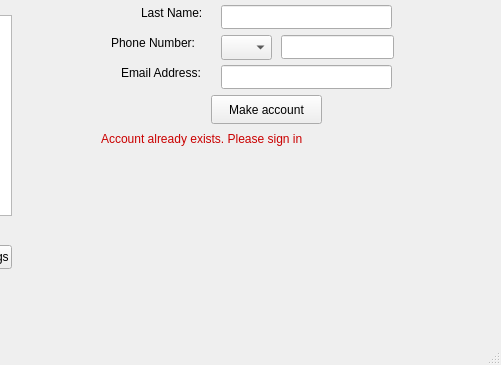
First picture: the form in SquareHackathon/mainwindow.ui, repository rbrueda/System-of-Style, before the edit; both pictures show x 299 to 800 and y 235 to 600 of the 800 by 600 pixel window.
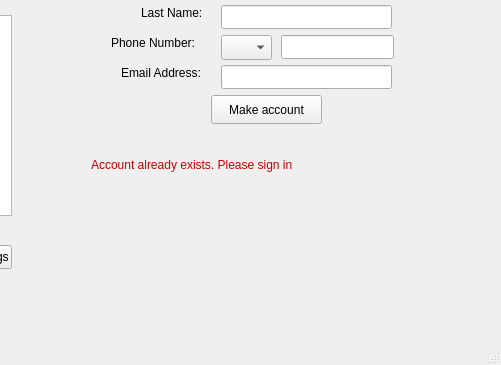
Second picture: the form after the edit. The open tabs and pages were chosen to show the change.

The edit to the form file:
```diff
--- a/SquareHackathon/mainwindow.ui
+++ b/SquareHackathon/mainwindow.ui
@@ -492,10 +492,10 @@
         </property>
         <property name="geometry">
          <rect>
-          <x>20</x>
-          <y>299</y>
-          <width>261</width>
-          <height>41</height>
+          <x>10</x>
+          <y>300</y>
+          <width>341</width>
+          <height>81</height>
          </rect>
         </property>
         <widget class="QLabel" name="txt_errorMessage">
@@ -506,8 +506,8 @@
           <rect>
            <x>0</x>
            <y>0</y>
-           <width>281</width>
-           <height>31</height>
+           <width>341</width>
+           <height>81</height>
           </rect>
          </property>
          <property name="text">
```
